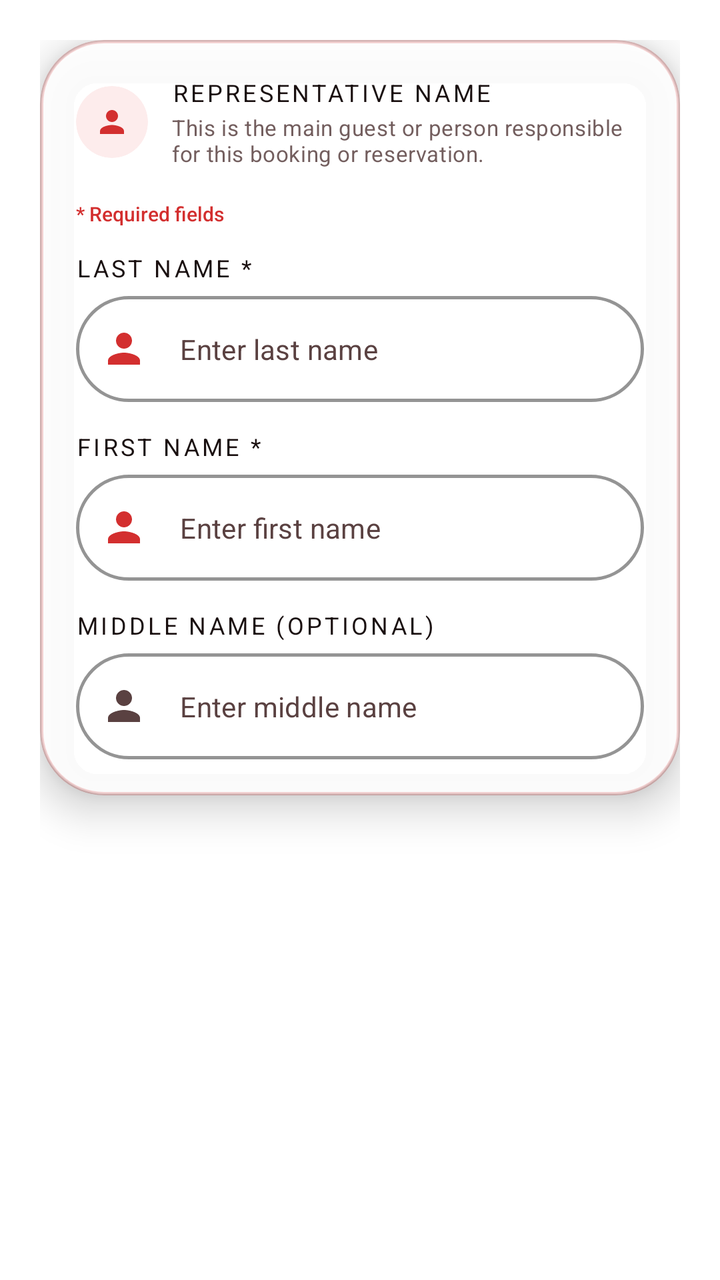
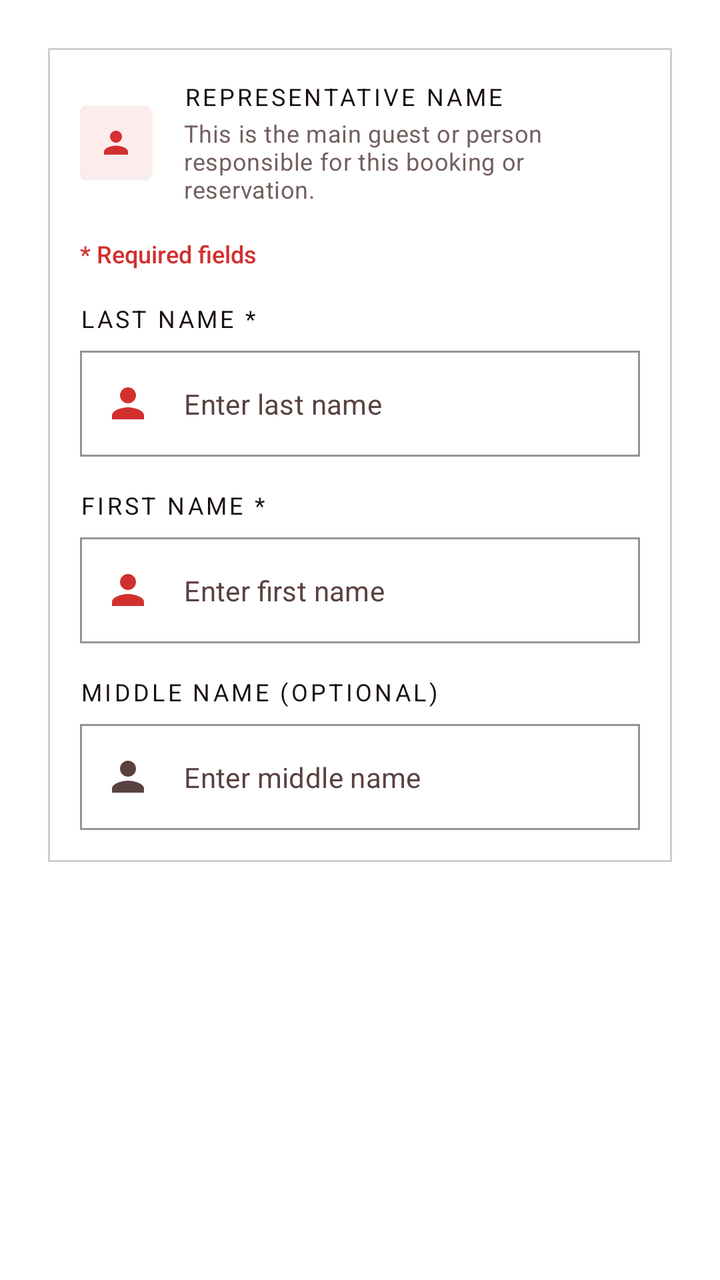

Two renders of the same Android screen: before a commit and after it. Below are the layout's source before the change and the commit's diff.
<!-- AndroidManifest.xml: application theme Theme.VelocitySuites -->
<!-- res/layout/fragment_step4_guest_id.xml -->
<?xml version="1.0" encoding="utf-8"?>
<androidx.core.widget.NestedScrollView xmlns:android="http://schemas.android.com/apk/res/android"
    xmlns:app="http://schemas.android.com/apk/res-auto"
    android:layout_width="match_parent"
    android:layout_height="match_parent"
    android:fillViewport="true"
    android:clipToPadding="false">

    <LinearLayout
        android:layout_width="match_parent"
        android:layout_height="wrap_content"
        android:orientation="vertical"
        android:padding="20dp">

        <com.google.android.material.card.MaterialCardView
            style="@style/Widget.Velocity.Card.Glass.Elevated"
            android:layout_width="match_parent"
            android:layout_height="wrap_content"
            android:clickable="false"
            android:focusable="false">

            <LinearLayout
                android:layout_width="match_parent"
                android:layout_height="wrap_content"
                android:background="@drawable/bg_glass_card_white"
                android:orientation="vertical"
                android:padding="18dp">

                <LinearLayout
                    android:layout_width="match_parent"
                    android:layout_height="wrap_content"
                    android:layout_marginBottom="16dp"
                    android:gravity="center_vertical"
                    android:orientation="horizontal">

                    <com.google.android.material.card.MaterialCardView
                        android:layout_width="36dp"
                        android:layout_height="36dp"
                        app:cardBackgroundColor="@color/velocity_red_soft"
                        app:cardCornerRadius="18dp"
                        app:cardElevation="0dp">
                        <ImageView
                            android:layout_width="18dp"
                            android:layout_height="18dp"
                            android:layout_gravity="center"
                            android:importantForAccessibility="no"
                            android:src="@drawable/ic_person"
                            app:tint="@color/velocity_red_primary" />
                    </com.google.android.material.card.MaterialCardView>

                    <LinearLayout
                        android:layout_width="0dp"
                        android:layout_height="wrap_content"
                        android:layout_marginStart="12dp"
                        android:layout_weight="1"
                        android:orientation="vertical">

                        <TextView
                            style="@style/TextAppearance.Velocity.Label.Section"
                            android:layout_width="wrap_content"
                            android:layout_height="wrap_content"
                            android:text="@string/who_is_staying_label"
                            android:textColor="@color/velocity_text_primary"
                            android:textSize="12sp" />

                        <TextView
                            style="@style/TextAppearance.Velocity.Body"
                            android:layout_width="match_parent"
                            android:layout_height="wrap_content"
                            android:layout_marginTop="2dp"
                            android:text="@string/who_is_staying_hint"
                            android:textColor="@color/velocity_text_secondary"
                            android:textSize="11sp" />
                    </LinearLayout>
                </LinearLayout>

                <TextView
                    android:layout_width="wrap_content"
                    android:layout_height="wrap_content"
                    android:layout_marginBottom="12dp"
                    android:text="@string/required_fields_note"
                    android:textColor="@color/velocity_red_primary"
                    android:textSize="10sp"
                    android:fontFamily="sans-serif-medium" />

                
                <TextView
                    style="@style/TextAppearance.Velocity.Label.Section"
                    android:layout_width="wrap_content"
                    android:layout_height="wrap_content"
                    android:layout_marginBottom="6dp"
                    android:text="@string/guest_last_name_hint"
                    android:textColor="@color/velocity_text_primary"
                    android:textSize="12sp" />

                <com.google.android.material.textfield.TextInputLayout
                    android:id="@+id/tilPrimaryGuestLastName"
                    style="@style/Widget.Velocity.TextInputLayout.OutlinedBox.Rounded"
                    android:layout_width="match_parent"
                    android:layout_height="wrap_content"
                    android:layout_marginBottom="14dp"
                    app:hintEnabled="false"
                    app:startIconDrawable="@drawable/ic_person"
                    app:startIconTint="@color/velocity_red_primary">

                    <com.google.android.material.textfield.TextInputEditText
                        android:id="@+id/etPrimaryGuestLastName"
                        android:layout_width="match_parent"
                        android:layout_height="wrap_content"
                        android:hint="@string/guest_last_name_placeholder"
                        android:textColorHint="@color/velocity_text_secondary"
                        android:inputType="textPersonName"
                        android:textColor="@color/velocity_text_primary"
                        android:textSize="14sp" />
                </com.google.android.material.textfield.TextInputLayout>

                
                <TextView
                    style="@style/TextAppearance.Velocity.Label.Section"
                    android:layout_width="wrap_content"
                    android:layout_height="wrap_content"
                    android:layout_marginBottom="6dp"
                    android:text="@string/guest_first_name_hint"
                    android:textColor="@color/velocity_text_primary"
                    android:textSize="12sp" />

                <com.google.android.material.textfield.TextInputLayout
                    android:id="@+id/tilPrimaryGuestFirstName"
                    style="@style/Widget.Velocity.TextInputLayout.OutlinedBox.Rounded"
                    android:layout_width="match_parent"
                    android:layout_height="wrap_content"
                    android:layout_marginBottom="14dp"
                    app:hintEnabled="false"
                    app:startIconDrawable="@drawable/ic_person"
                    app:startIconTint="@color/velocity_red_primary">

                    <com.google.android.material.textfield.TextInputEditText
                        android:id="@+id/etPrimaryGuestFirstName"
                        android:layout_width="match_parent"
                        android:layout_height="wrap_content"
                        android:hint="@string/guest_first_name_placeholder"
                        android:textColorHint="@color/velocity_text_secondary"
                        android:inputType="textPersonName"
                        android:textColor="@color/velocity_text_primary"
                        android:textSize="14sp" />
                </com.google.android.material.textfield.TextInputLayout>

                
                <TextView
                    style="@style/TextAppearance.Velocity.Label.Section"
                    android:layout_width="wrap_content"
                    android:layout_height="wrap_content"
                    android:layout_marginBottom="6dp"
                    android:text="@string/middle_name_label"
                    android:textColor="@color/velocity_text_primary"
                    android:textSize="12sp" />

                <com.google.android.material.textfield.TextInputLayout
                    android:id="@+id/tilPrimaryGuestMiddleName"
                    style="@style/Widget.Velocity.TextInputLayout.OutlinedBox.Rounded"
                    android:layout_width="match_parent"
                    android:layout_height="wrap_content"
                    app:hintEnabled="false"
                    app:startIconDrawable="@drawable/ic_person"
                    app:startIconTint="@color/velocity_text_secondary">

                    <com.google.android.material.textfield.TextInputEditText
                        android:id="@+id/etPrimaryGuestMiddleName"
                        android:layout_width="match_parent"
                        android:layout_height="wrap_content"
                        android:hint="@string/middle_name_placeholder"
                        android:textColorHint="@color/velocity_text_secondary"
                        android:inputType="textPersonName"
                        android:textColor="@color/velocity_text_primary"
                        android:textSize="14sp" />
                </com.google.android.material.textfield.TextInputLayout>

            </LinearLayout>
        </com.google.android.material.card.MaterialCardView>

    </LinearLayout>
</androidx.core.widget.NestedScrollView>
<!-- resources referenced by this layout -->
<resources>
  <color name="velocity_red_primary">#D32F2F</color>
  <color name="velocity_red_soft">#FDECEC</color>
  <color name="velocity_text_primary">#1A1010</color>
  <color name="velocity_text_secondary">#5A4141</color>
  <!-- drawable bg_glass_card_white (drawable) -->
  <?xml version="1.0" encoding="utf-8"?>
  <shape xmlns:android="http://schemas.android.com/apk/res/android">
      <solid android:color="#E6FFFFFF" />
      <stroke android:width="1dp" android:color="#1A000000" />
      <corners android:radius="32dp" />
  </shape>
  <string name="guest_first_name_hint">First Name *</string>
  <string name="guest_first_name_placeholder">Enter first name</string>
  <string name="guest_last_name_hint">Last Name *</string>
  <string name="guest_last_name_placeholder">Enter last name</string>
  <string name="middle_name_label">Middle Name (Optional)</string>
  <string name="middle_name_placeholder">Enter middle name</string>
  <string name="required_fields_note">* Required fields</string>
  <string name="who_is_staying_hint">This is the main guest or person responsible for this booking or reservation.</string>
  <string name="who_is_staying_label">Representative Name</string>
  <style name="TextAppearance.Velocity.Body" parent="TextAppearance.MaterialComponents.Body2">
          <item name="android:fontFamily">sans-serif-medium</item>
          <item name="android:textColor">@color/velocity_text_secondary</item>
          <item name="android:textSize">14sp</item>
          <item name="android:alpha">0.85</item>
      </style>
  <style name="TextAppearance.Velocity.Label.Section" parent="TextAppearance.MaterialComponents.Overline">
          <item name="android:fontFamily">sans-serif-black</item>
          <item name="android:letterSpacing">0.12</item>
          <item name="android:textAllCaps">true</item>
          <item name="android:textColor">@color/black</item>
          <item name="android:textSize">12sp</item>
      </style>
  <style name="Widget.Velocity.Card.Glass.Elevated">
          <item name="cardElevation">12dp</item>
          <item name="strokeWidth">1.5dp</item>
      </style>
  <style name="Widget.Velocity.TextInputLayout.OutlinedBox.Rounded" parent="Widget.MaterialComponents.TextInputLayout.OutlinedBox">
          <item name="boxCornerRadiusBottomEnd">32dp</item>
          <item name="boxCornerRadiusBottomStart">32dp</item>
          <item name="boxCornerRadiusTopEnd">32dp</item>
          <item name="boxCornerRadiusTopStart">32dp</item>
          <item name="boxStrokeColor">@color/velocity_red_primary</item>
          <item name="boxStrokeWidth">1.5dp</item>
          <item name="boxStrokeWidthFocused">2dp</item>
          <item name="startIconTint">@color/velocity_red_primary</item>
          <item name="endIconTint">@color/velocity_red_primary</item>
          <item name="passwordToggleTint">@color/velocity_red_primary</item>
          <item name="hintEnabled">false</item>
      </style>
  <color name="black">#FF000000</color>
  <color name="velocity_red_dark">#7F1212</color>
  <color name="white">#FFFFFFFF</color>
  <color name="velocity_red_rose">#EF5350</color>
  <color name="velocity_red_deep">#5A0A0A</color>
  <!-- unchanged entries left out for length: 2 -->
</resources>

<!-- the commit's change to res/layout/fragment_step4_guest_id.xml (unified diff, before → after) -->
@@ -10,10 +10,10 @@
         android:layout_width="match_parent"
         android:layout_height="wrap_content"
         android:orientation="vertical"
-        android:padding="20dp">
+        android:padding="24dp">
 
         <com.google.android.material.card.MaterialCardView
-            style="@style/Widget.Velocity.Card.Glass.Elevated"
+            style="@style/Widget.Velocity.Card.Flat"
             android:layout_width="match_parent"
             android:layout_height="wrap_content"
             android:clickable="false"
@@ -22,9 +22,9 @@
             <LinearLayout
                 android:layout_width="match_parent"
                 android:layout_height="wrap_content"
-                android:background="@drawable/bg_glass_card_white"
+                android:background="@drawable/bg_flat_box"
                 android:orientation="vertical"
-                android:padding="18dp">
+                android:padding="16dp">
 
                 <LinearLayout
                     android:layout_width="match_parent"
@@ -36,9 +36,7 @@
                     <com.google.android.material.card.MaterialCardView
                         android:layout_width="36dp"
                         android:layout_height="36dp"
-                        app:cardBackgroundColor="@color/velocity_red_soft"
-                        app:cardCornerRadius="18dp"
-                        app:cardElevation="0dp">
+                        app:cardBackgroundColor="@color/velocity_red_soft">
                         <ImageView
                             android:layout_width="18dp"
                             android:layout_height="18dp"
@@ -51,7 +49,7 @@
                     <LinearLayout
                         android:layout_width="0dp"
                         android:layout_height="wrap_content"
-                        android:layout_marginStart="12dp"
+                        android:layout_marginStart="16dp"
                         android:layout_weight="1"
                         android:orientation="vertical">
 
@@ -70,17 +68,17 @@
                             android:layout_marginTop="2dp"
                             android:text="@string/who_is_staying_hint"
                             android:textColor="@color/velocity_text_secondary"
-                            android:textSize="11sp" />
+                            android:textSize="12sp" />
                     </LinearLayout>
                 </LinearLayout>
 
                 <TextView
                     android:layout_width="wrap_content"
                     android:layout_height="wrap_content"
-                    android:layout_marginBottom="12dp"
+                    android:layout_marginBottom="16dp"
                     android:text="@string/required_fields_note"
                     android:textColor="@color/velocity_red_primary"
-                    android:textSize="10sp"
+                    android:textSize="12sp"
                     android:fontFamily="sans-serif-medium" />
 
                 
@@ -88,17 +86,17 @@
                     style="@style/TextAppearance.Velocity.Label.Section"
                     android:layout_width="wrap_content"
                     android:layout_height="wrap_content"
-                    android:layout_marginBottom="6dp"
+                    android:layout_marginBottom="8dp"
                     android:text="@string/guest_last_name_hint"
                     android:textColor="@color/velocity_text_primary"
                     android:textSize="12sp" />
 
                 <com.google.android.material.textfield.TextInputLayout
                     android:id="@+id/tilPrimaryGuestLastName"
-                    style="@style/Widget.Velocity.TextInputLayout.OutlinedBox.Rounded"
+                    style="@style/Widget.Velocity.TextInputLayout.OutlinedBox.Square"
                     android:layout_width="match_parent"
                     android:layout_height="wrap_content"
-                    android:layout_marginBottom="14dp"
+                    android:layout_marginBottom="16dp"
                     app:hintEnabled="false"
                     app:startIconDrawable="@drawable/ic_person"
                     app:startIconTint="@color/velocity_red_primary">
@@ -119,17 +117,17 @@
                     style="@style/TextAppearance.Velocity.Label.Section"
                     android:layout_width="wrap_content"
                     android:layout_height="wrap_content"
-                    android:layout_marginBottom="6dp"
+                    android:layout_marginBottom="8dp"
                     android:text="@string/guest_first_name_hint"
                     android:textColor="@color/velocity_text_primary"
                     android:textSize="12sp" />
 
                 <com.google.android.material.textfield.TextInputLayout
                     android:id="@+id/tilPrimaryGuestFirstName"
-                    style="@style/Widget.Velocity.TextInputLayout.OutlinedBox.Rounded"
+                    style="@style/Widget.Velocity.TextInputLayout.OutlinedBox.Square"
                     android:layout_width="match_parent"
                     android:layout_height="wrap_content"
-                    android:layout_marginBottom="14dp"
+                    android:layout_marginBottom="16dp"
                     app:hintEnabled="false"
                     app:startIconDrawable="@drawable/ic_person"
                     app:startIconTint="@color/velocity_red_primary">
@@ -150,14 +148,14 @@
                     style="@style/TextAppearance.Velocity.Label.Section"
                     android:layout_width="wrap_content"
                     android:layout_height="wrap_content"
-                    android:layout_marginBottom="6dp"
+                    android:layout_marginBottom="8dp"
                     android:text="@string/middle_name_label"
                     android:textColor="@color/velocity_text_primary"
                     android:textSize="12sp" />
 
                 <com.google.android.material.textfield.TextInputLayout
                     android:id="@+id/tilPrimaryGuestMiddleName"
-                    style="@style/Widget.Velocity.TextInputLayout.OutlinedBox.Rounded"
+                    style="@style/Widget.Velocity.TextInputLayout.OutlinedBox.Square"
                     android:layout_width="match_parent"
                     android:layout_height="wrap_content"
                     app:hintEnabled="false"
<!-- resource entries referenced after the edit -->
@@ -4,12 +4,14 @@
   <color name="velocity_red_soft">#FDECEC</color>
   <color name="velocity_text_primary">#1A1010</color>
   <color name="velocity_text_secondary">#5A4141</color>
-  <!-- drawable bg_glass_card_white (drawable) -->
+  <!-- drawable bg_flat_box (drawable) -->
   <?xml version="1.0" encoding="utf-8"?>
-  <shape xmlns:android="http://schemas.android.com/apk/res/android">
-      <solid android:color="#E6FFFFFF" />
-      <stroke android:width="1dp" android:color="#1A000000" />
-      <corners android:radius="32dp" />
+  <shape xmlns:android="http://schemas.android.com/apk/res/android" android:shape="rectangle">
+      <solid android:color="@color/velocity_surface_elevated" />
+      <stroke
+          android:width="1dp"
+          android:color="@color/velocity_divider_hairline" />
+      <corners android:radius="0dp" />
   </shape>
   <string name="guest_first_name_hint">First Name *</string>
   <string name="guest_first_name_placeholder">Enter first name</string>
@@ -33,24 +35,33 @@
           <item name="android:textColor">@color/black</item>
           <item name="android:textSize">12sp</item>
       </style>
-  <style name="Widget.Velocity.Card.Glass.Elevated">
-          <item name="cardElevation">12dp</item>
-          <item name="strokeWidth">1.5dp</item>
+  <style name="Widget.Velocity.Card.Flat" parent="Widget.MaterialComponents.CardView">
+          <item name="cardElevation">0dp</item>
+          <item name="cardCornerRadius">0dp</item>
+          <item name="cardBackgroundColor">@color/velocity_surface_elevated</item>
+          <item name="strokeColor">@color/velocity_divider_hairline</item>
+          <item name="strokeWidth">1dp</item>
+          <item name="shapeAppearance">@style/ShapeAppearance.Velocity.Square</item>
       </style>
-  <style name="Widget.Velocity.TextInputLayout.OutlinedBox.Rounded" parent="Widget.MaterialComponents.TextInputLayout.OutlinedBox">
-          <item name="boxCornerRadiusBottomEnd">32dp</item>
-          <item name="boxCornerRadiusBottomStart">32dp</item>
-          <item name="boxCornerRadiusTopEnd">32dp</item>
-          <item name="boxCornerRadiusTopStart">32dp</item>
+  <style name="Widget.Velocity.TextInputLayout.OutlinedBox.Square" parent="Widget.MaterialComponents.TextInputLayout.OutlinedBox">
+          <item name="boxCornerRadiusBottomEnd">0dp</item>
+          <item name="boxCornerRadiusBottomStart">0dp</item>
+          <item name="boxCornerRadiusTopEnd">0dp</item>
+          <item name="boxCornerRadiusTopStart">0dp</item>
           <item name="boxStrokeColor">@color/velocity_red_primary</item>
-          <item name="boxStrokeWidth">1.5dp</item>
+          <item name="boxStrokeWidth">1dp</item>
           <item name="boxStrokeWidthFocused">2dp</item>
           <item name="startIconTint">@color/velocity_red_primary</item>
           <item name="endIconTint">@color/velocity_red_primary</item>
-          <item name="passwordToggleTint">@color/velocity_red_primary</item>
           <item name="hintEnabled">false</item>
       </style>
+  <color name="velocity_surface_elevated">#FFFFFF</color>
+  <color name="velocity_divider_hairline">#1A000000</color>
   <color name="black">#FF000000</color>
+  <style name="ShapeAppearance.Velocity.Square" parent="">
+          <item name="cornerFamily">rounded</item>
+          <item name="cornerSize">0dp</item>
+      </style>
   <color name="velocity_red_dark">#7F1212</color>
   <color name="white">#FFFFFFFF</color>
   <color name="velocity_red_rose">#EF5350</color>
